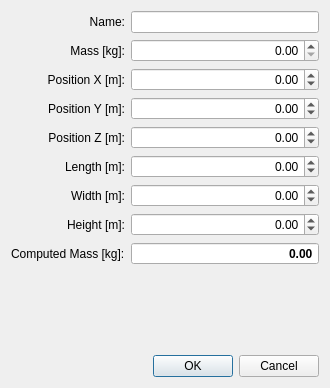
First picture: the form in src/gui/DialogEdit.ui, repository marek-cel/mc-mass, before the edit.
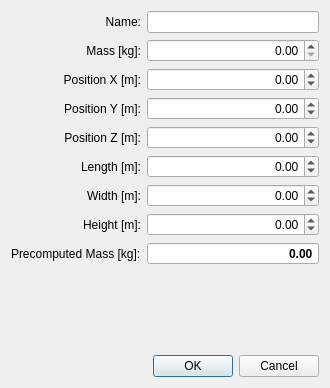
Second picture: the form after the edit.

```diff
--- a/src/gui/DialogEdit.ui
+++ b/src/gui/DialogEdit.ui
@@ -259,7 +259,7 @@
    <item row="8" column="0">
     <widget class="QLabel" name="labelComputedMass">
      <property name="text">
-      <string>Computed Mass [kg]:</string>
+      <string>Precomputed Mass [kg]:</string>
      </property>
      <property name="buddy">
       <cstring>spinBoxComputedMass</cstring>
```
